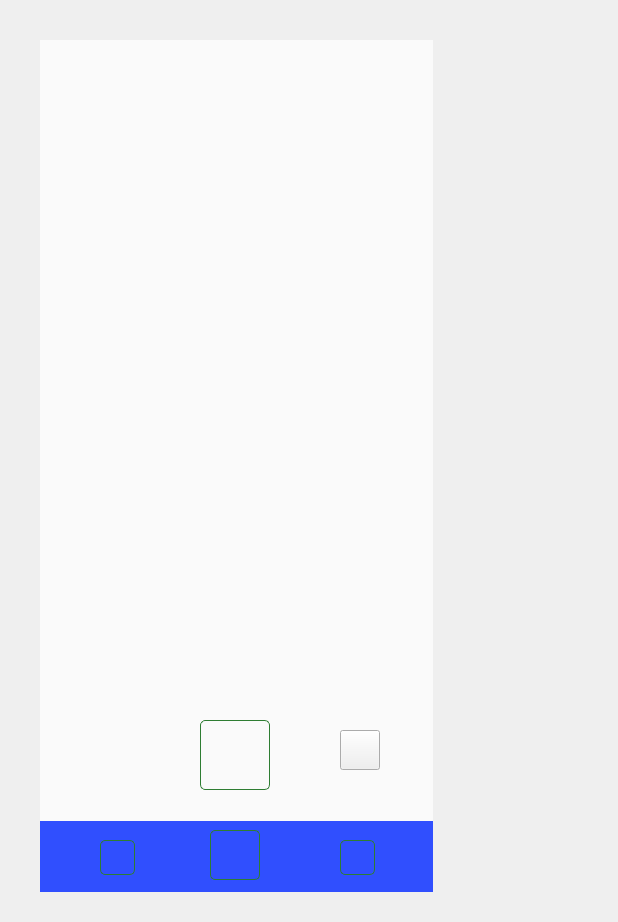
The window that SolCareGUI/food_camera.ui (addinedu-ros-7th/deeplearning-repo-5) describes before a commit, drawn with Qt 5.
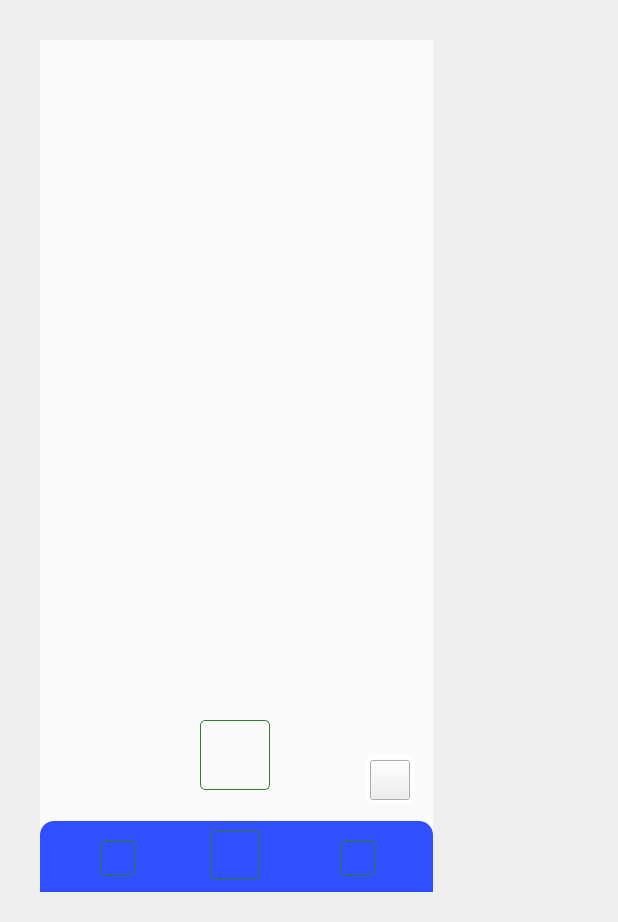
The same window after the commit. Icons and pictures are not drawn.

What changed in the file:
```diff
--- a/SolCareGUI/food_camera.ui
+++ b/SolCareGUI/food_camera.ui
@@ -204,7 +204,9 @@
     </rect>
    </property>
    <property name="styleSheet">
-    <string notr="true">background-color: rgb(48, 79, 254);</string>
+    <string notr="true">background-color: rgb(48, 79, 254);
+border-top-right-radius: 14px;
+border-top-left-radius: 14px;</string>
    </property>
    <property name="text">
     <string/>
@@ -219,7 +221,7 @@
      <x>40</x>
      <y>40</y>
      <width>393</width>
-     <height>781</height>
+     <height>791</height>
     </rect>
    </property>
    <property name="styleSheet">
@@ -249,19 +251,40 @@
   <widget class="QPushButton" name="btn_file">
    <property name="geometry">
     <rect>
-     <x>340</x>
-     <y>730</y>
+     <x>370</x>
+     <y>760</y>
      <width>40</width>
      <height>40</height>
     </rect>
    </property>
+   <property name="styleSheet">
+    <string notr="true">border-image: url(:/images/img/Add_Image.png);</string>
+   </property>
    <property name="text">
     <string/>
    </property>
   </widget>
-  <zorder>label_2</zorder>
-  <zorder>label_5</zorder>
-  <zorder>lb_logo</zorder>
+  <widget class="QLabel" name="lb_camera_box">
+   <property name="geometry">
+    <rect>
+     <x>365</x>
+     <y>754</y>
+     <width>50</width>
+     <height>50</height>
+    </rect>
+   </property>
+   <property name="styleSheet">
+    <string notr="true">background-color: rgb(255, 255, 255);
+border-radius: 10px</string>
+   </property>
+   <property name="text">
+    <string/>
+   </property>
+  </widget>
+  <zorder>lb_background</zorder>
+  <zorder>lb_webcam</zorder>
+  <zorder>lb_shutter_effect</zorder>
+  <zorder>lb_menubar</zorder>
   <zorder>btn_home</zorder>
   <zorder>btn_profile</zorder>
   <zorder>btn_camera</zorder>
```
Left out of the diff: 39 changed lines with no effect on the pictures.
